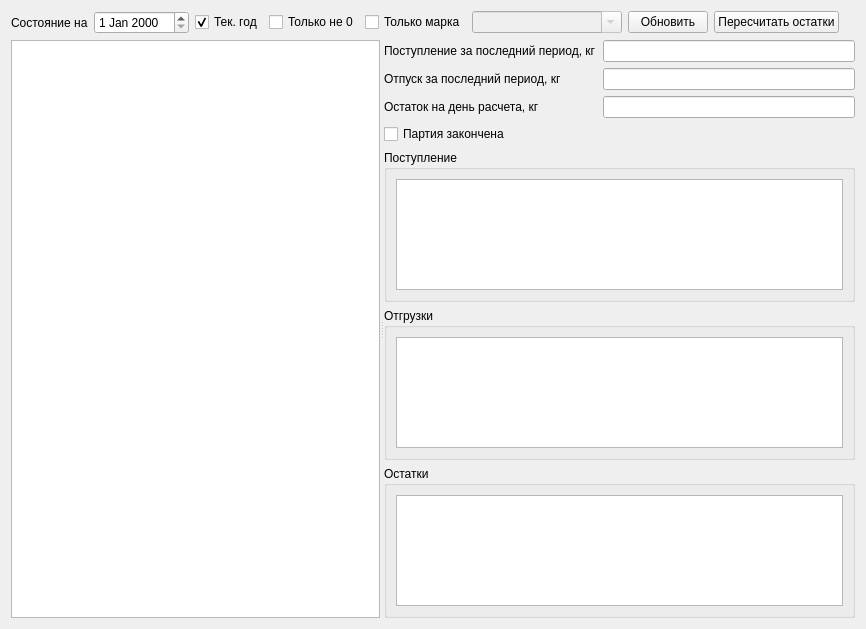
Old version of the form formpartel.ui in the repository Sergeyego/ship.
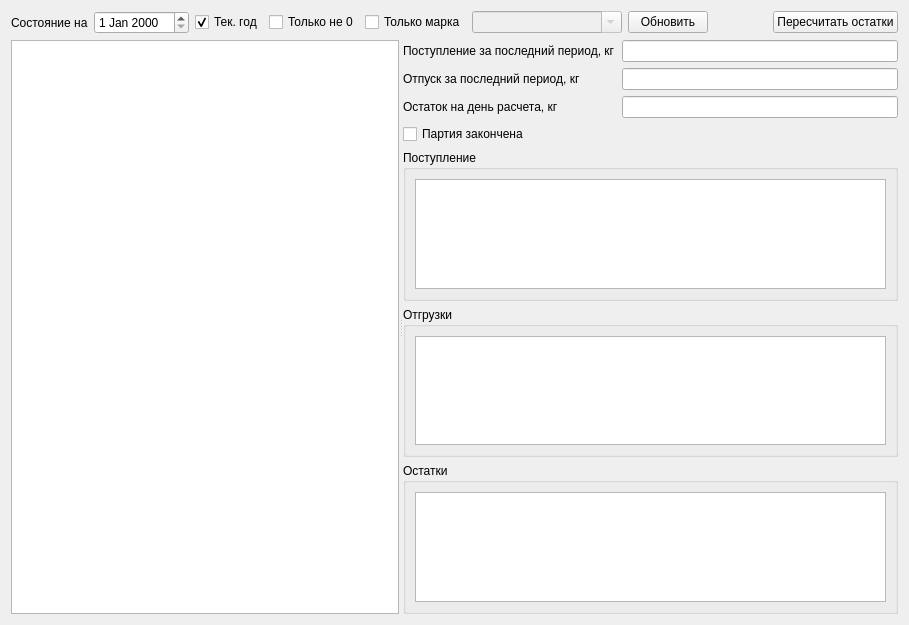
New version of the form. Custom widgets are drawn as their Qt base class.

Patch:
```diff
--- a/formpartel.ui
+++ b/formpartel.ui
@@ -6,8 +6,8 @@
    <rect>
     <x>0</x>
     <y>0</y>
-    <width>866</width>
-    <height>629</height>
+    <width>909</width>
+    <height>625</height>
    </rect>
   </property>
   <property name="windowTitle">
@@ -77,14 +77,7 @@
       </widget>
      </item>
      <item>
-      <widget class="QPushButton" name="cmdCalc">
-       <property name="text">
-        <string>Пересчитать остатки</string>
-       </property>
-      </widget>
-     </item>
-     <item>
-      <spacer name="horizontalSpacer">
+      <spacer name="horizontalSpacer_2">
        <property name="orientation">
         <enum>Qt::Horizontal</enum>
        </property>
@@ -96,6 +89,13 @@
        </property>
       </spacer>
      </item>
+     <item>
+      <widget class="QPushButton" name="cmdCalc">
+       <property name="text">
+        <string>Пересчитать остатки</string>
+       </property>
+      </widget>
+     </item>
     </layout>
    </item>
    <item>
```
Left out of the diff: 3 changed lines with no effect on the pictures.
